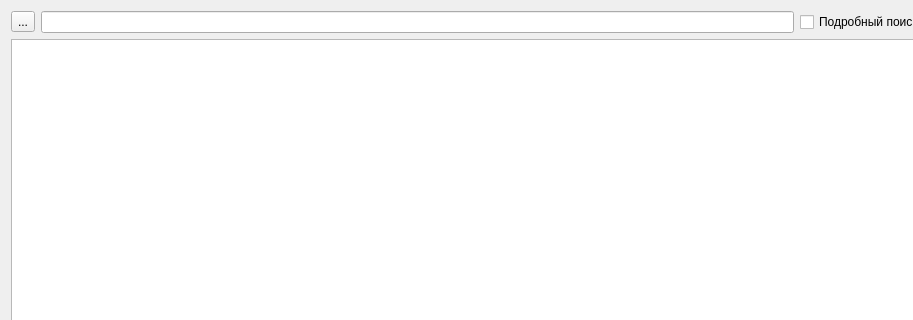
LostGuard/qRutrViewer, file qRutrGui/mainwindow.ui: the form before one commit; both pictures show x 0 to 913 and y 0 to 320 of the 1022 by 724 pixel window.
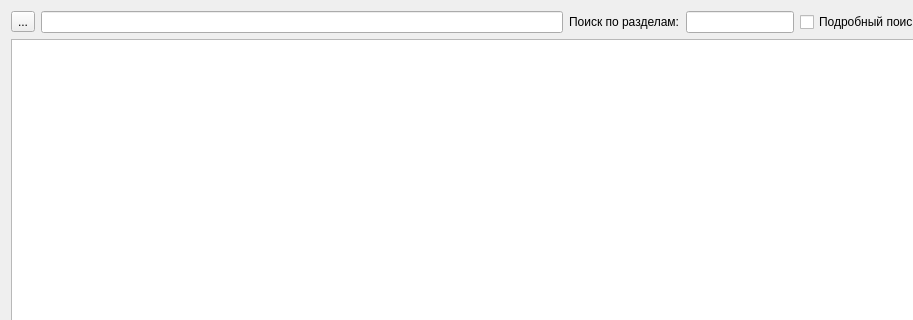
The form after the commit.

Commit message: Добавлен поиск в категориях

Diff of the .ui file:
```diff
--- a/qRutrGui/mainwindow.ui
+++ b/qRutrGui/mainwindow.ui
@@ -25,7 +25,24 @@
        </widget>
       </item>
       <item>
-       <widget class="QLineEdit" name="searchEdit"/>
+       <widget class="QLineEdit" name="searchEdit">
+        <property name="sizePolicy">
+         <sizepolicy hsizetype="Expanding" vsizetype="Fixed">
+          <horstretch>1</horstretch>
+          <verstretch>0</verstretch>
+         </sizepolicy>
+        </property>
+       </widget>
+      </item>
+      <item>
+       <widget class="QLabel" name="label">
+        <property name="text">
+         <string>Поиск по разделам:</string>
+        </property>
+       </widget>
+      </item>
+      <item>
+       <widget class="QLineEdit" name="categorySearchEdit"/>
       </item>
       <item>
        <widget class="QCheckBox" name="detailedSearchCheckBox">
```
Left out of the diff: 2 changed lines with no effect on the pictures. The commit also changes 4 other files.
